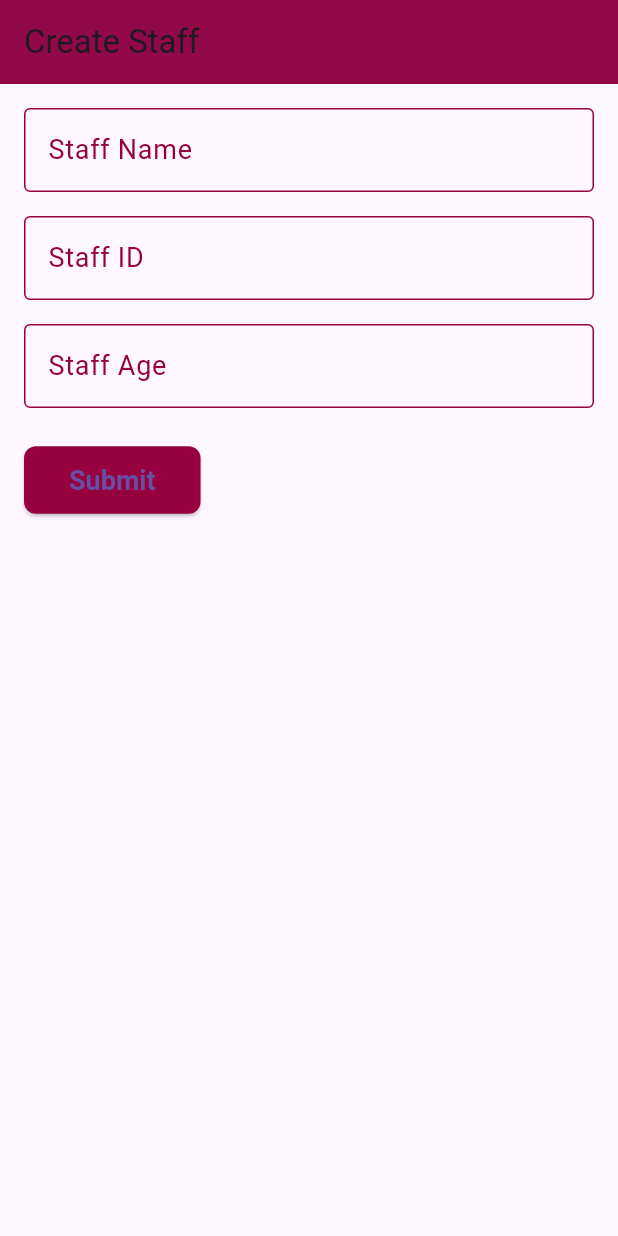
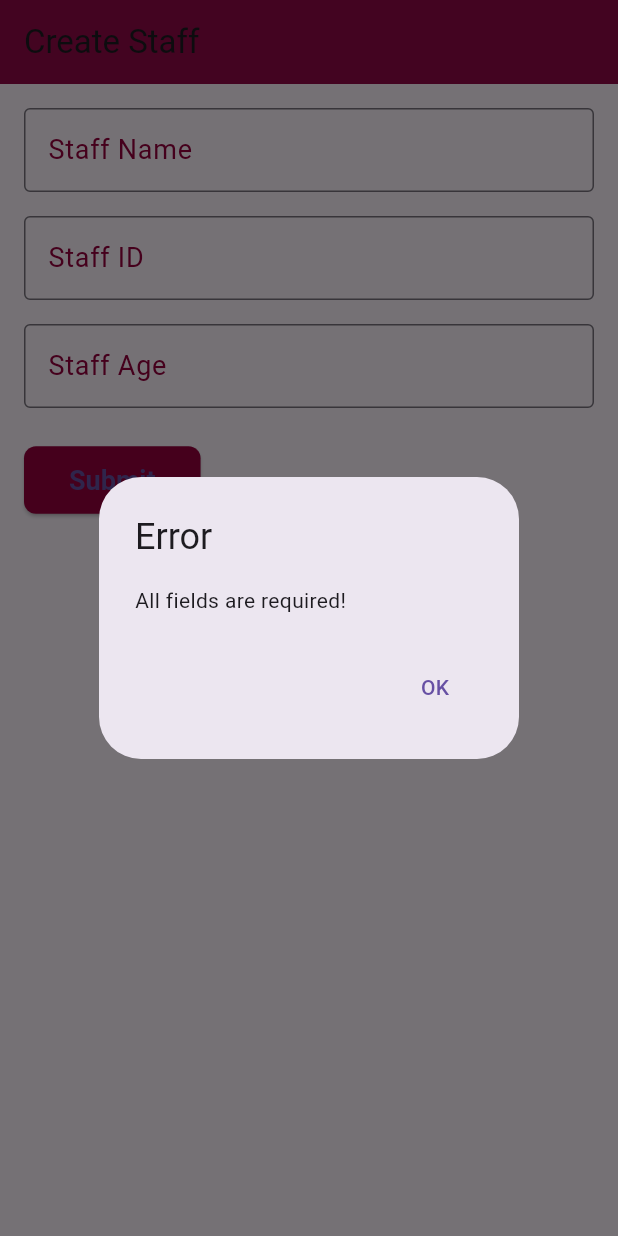
Before and after one commit to FathiahAisyah02/dapur_mak_long_app, a Flutter app: the screen it shows after launch, after a tap on "Submit", on a phone screen of 412 x 824 dp. Run offline on Flutter 3.47's test engine with Material 3 defaults, Android fonts, the light colour scheme and no system bars; our stand-ins replace cloud_firestore, firebase_core; accounts and stored records are empty.

Commit message:
your message

```diff
--- a/lib/screens/staff_creation_page.dart
+++ b/lib/screens/staff_creation_page.dart
@@ -1,6 +1,6 @@
 import 'package:flutter/material.dart';
-import '../services/firebase_service.dart';
-import 'staff_list_page.dart';
+import 'staff_list_page.dart'; // Ensure correct navigation to Staff List Page
+import 'package:cloud_firestore/cloud_firestore.dart';
 
 class StaffCreationPage extends StatefulWidget {
   const StaffCreationPage({Key? key}) : super(key: key);
@@ -14,28 +14,59 @@ class _StaffCreationPageState extends State<StaffCreationPage> {
   final idController = TextEditingController();
   final ageController = TextEditingController();
 
-  final FirebaseService _firebaseService = FirebaseService();
-
   void submitData() {
     final name = nameController.text;
     final id = idController.text;
     final age = ageController.text;
 
+    // Validation
     if (name.isEmpty || id.isEmpty || age.isEmpty) {
-      // Show an alert for missing input
+      _showErrorDialog('All fields are required!');
+      return;
+    }
+
+    if (id.length < 4) {
+      _showErrorDialog('Staff ID must be at least 4 characters long!');
+      return;
+    }
+
+    if (int.tryParse(age) == null || int.parse(age) < 18) {
+      _showErrorDialog('Please enter a valid age (18 or above)!');
       return;
     }
 
     // Save data to Firebase
-    _firebaseService.addStaff(name, id, age).then((_) {
-      if (mounted) {
-        // Navigate to the Staff List page if the widget is still mounted
-        Navigator.pushReplacement(
-          context,
-          MaterialPageRoute(builder: (context) => StaffListPage()),
-        );
-      }
+    FirebaseFirestore.instance.collection('staff').add({
+      'name': name,
+      'id': id,
+      'age': age,
+    }).then((_) {
+      Navigator.pushReplacement(
+        context,
+        MaterialPageRoute(builder: (context) => StaffListPage()),
+      );
+    }).catchError((error) {
+      _showErrorDialog('Failed to add staff: $error');
     });
+  }
+
+  // Error dialog function
+  void _showErrorDialog(String message) {
+    showDialog(
+      context: context,
+      builder: (ctx) => AlertDialog(
+        title: Text('Error'),
+        content: Text(message),
+        actions: [
+          TextButton(
+            child: Text('OK'),
+            onPressed: () {
+              Navigator.of(ctx).pop();
+            },
+          ),
+        ],
+      ),
+    );
   }
 
   @override
@@ -43,12 +74,12 @@ class _StaffCreationPageState extends State<StaffCreationPage> {
     return Scaffold(
       appBar: AppBar(
         title: Text('Create Staff'),
-        backgroundColor: const Color.fromARGB(255, 150, 0, 62), // AppBar color change
-        elevation: 5, // Add shadow to the app bar for a subtle 3D effect
+        backgroundColor: const Color.fromARGB(255, 150, 0, 62),
+        elevation: 5,
       ),
       body: Padding(
         padding: EdgeInsets.all(16.0),
-        child: SingleChildScrollView( // Allow scrolling if keyboard appears
+        child: SingleChildScrollView(
           child: Column(
             crossAxisAlignment: CrossAxisAlignment.start,
             children: <Widget>[
@@ -58,73 +89,61 @@ class _StaffCreationPageState extends State<StaffCreationPage> {
                 decoration: InputDecoration(
                   labelText: 'Staff Name',
                   labelStyle: TextStyle(
-                    color: const Color.fromARGB(255, 150, 0, 62), // Label color change
+                    color: const Color.fromARGB(255, 150, 0, 62),
                     fontSize: 18,
                   ),
                   border: OutlineInputBorder(),
                   focusedBorder: OutlineInputBorder(
-                    borderSide: BorderSide(color: const Color.fromARGB(255, 150, 0, 62), width: 2), // Focused border
-                  ),
-                  enabledBorder: OutlineInputBorder(
-                    borderSide: BorderSide(color: const Color.fromARGB(255, 150, 0, 62), width: 1), // Default border
+                    borderSide: BorderSide(color: const Color.fromARGB(255, 150, 0, 62), width: 2),
                   ),
                 ),
               ),
-              SizedBox(height: 16), // Space between fields
-
+              SizedBox(height: 16),
               // Staff ID Field
               TextField(
                 controller: idController,
                 decoration: InputDecoration(
                   labelText: 'Staff ID',
                   labelStyle: TextStyle(
-                    color: const Color.fromARGB(255, 150, 0, 62), // Label color change
+                    color: const Color.fromARGB(255, 150, 0, 62),
                     fontSize: 18,
                   ),
                   border: OutlineInputBorder(),
                   focusedBorder: OutlineInputBorder(
-                    borderSide: BorderSide(color: const Color.fromARGB(255, 150, 0, 62), width: 2), // Focused border
-                  ),
-                  enabledBorder: OutlineInputBorder(
-                    borderSide: BorderSide(color: const Color.fromARGB(255, 150, 0, 62), width: 1), // Default border
+                    borderSide: BorderSide(color: const Color.fromARGB(255, 150, 0, 62), width: 2),
                   ),
                 ),
               ),
-              SizedBox(height: 16), // Space between fields
-
+              SizedBox(height: 16),
               // Staff Age Field
               TextField(
                 controller: ageController,
                 decoration: InputDecoration(
                   labelText: 'Staff Age',
                   labelStyle: TextStyle(
-                    color: const Color.fromARGB(255, 150, 0, 62), // Label color change
+                    color: const Color.fromARGB(255, 150, 0, 62),
                     fontSize: 18,
                   ),
                   border: OutlineInputBorder(),
                   focusedBorder: OutlineInputBorder(
-                    borderSide: BorderSide(color:const Color.fromARGB(255, 150, 0, 62), width: 2), // Focused border
-                  ),
-                  enabledBorder: OutlineInputBorder(
-                    borderSide: BorderSide(color: const Color.fromARGB(255, 150, 0, 62), width: 1), // Default border
+                    borderSide: BorderSide(color: const Color.fromARGB(255, 150, 0, 62), width: 2),
                   ),
                 ),
                 keyboardType: TextInputType.number,
               ),
-              SizedBox(height: 24), // Space before the button
-
+              SizedBox(height: 24),
               // Submit Button
               ElevatedButton(
                 onPressed: submitData,
                 style: ElevatedButton.styleFrom(
-                  backgroundColor: const Color.fromARGB(255, 150, 0, 62), // Correct way to set background color
-                  padding: EdgeInsets.symmetric(vertical: 12, horizontal: 30), // Padding
-                  textStyle: TextStyle(fontSize: 18, fontWeight: FontWeight.bold), // Text styling
+                  backgroundColor: const Color.fromARGB(255, 150, 0, 62),
+                  padding: EdgeInsets.symmetric(vertical: 12, horizontal: 30),
+                  textStyle: TextStyle(fontSize: 18, fontWeight: FontWeight.bold),
                   shape: RoundedRectangleBorder(
-                    borderRadius: BorderRadius.circular(8), // Rounded corners
+                    borderRadius: BorderRadius.circular(8),
                   ),
                 ),
-                child: Text('Submit'), // Correct 'child' parameter
+                child: Text('Submit'),
               ),
             ],
           ),
```
Also changed, not shown: lib/screens/staff_list_page.dart (+28 -16 lines).
